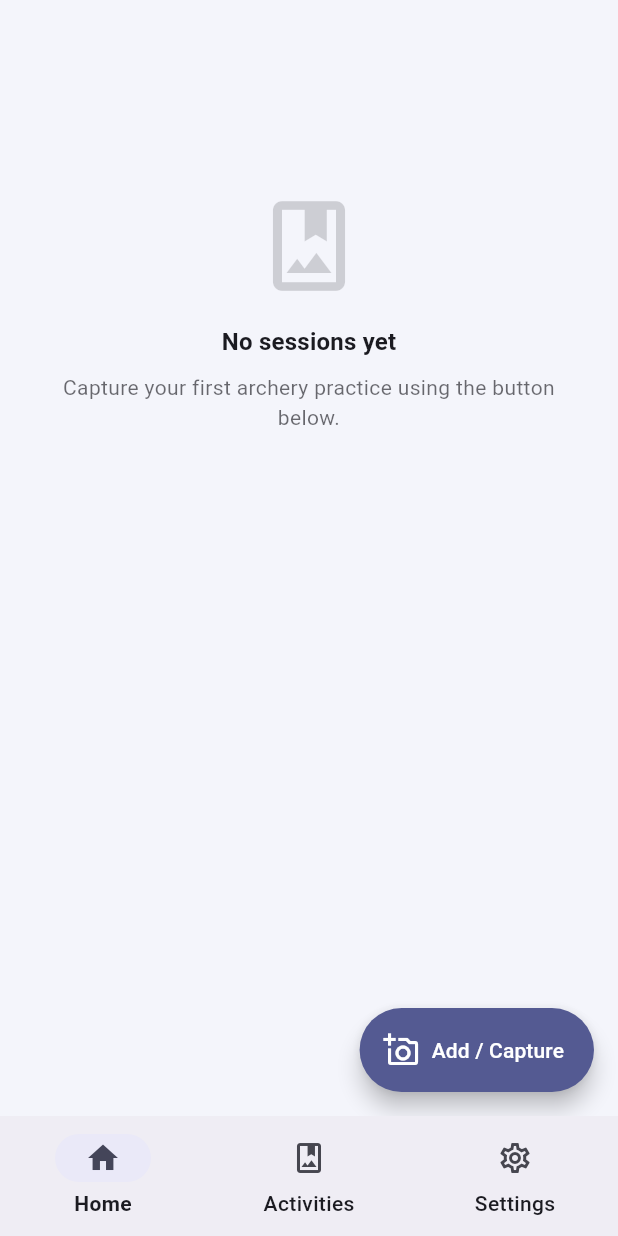
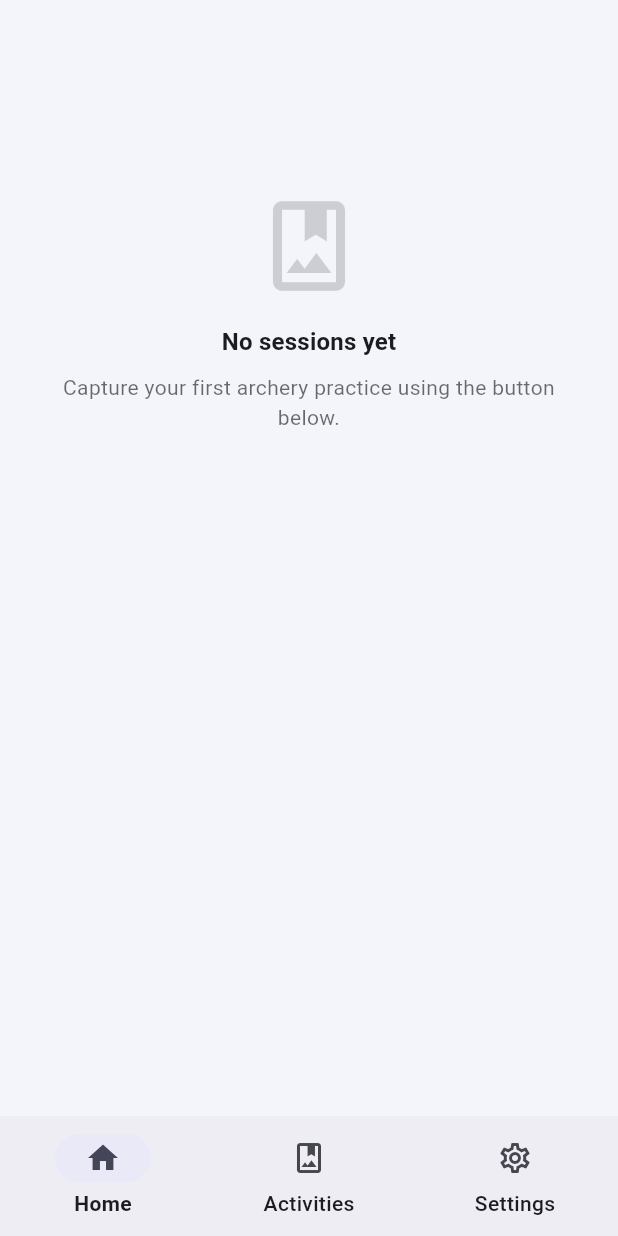
Before and after one commit to Ayaa17/album-flutter-codex, a Flutter app: the screen it shows after launch, on a phone screen of 412 x 824 dp. Run offline on Flutter 3.47's test engine with Material 3 defaults, Android fonts, the phone set to English and light mode, and no system bars; our stand-ins replace equatable, flutter_bloc, image_picker, shared_preferences.

Commit message:
fix: hide home page floating button

```diff
--- a/lib/ui/home/home_page.dart
+++ b/lib/ui/home/home_page.dart
@@ -113,11 +113,12 @@ class _HomePageState extends State<HomePage> {
           },
         ),
       ),
-      floatingActionButton: FloatingActionButton.extended(
-        onPressed: () => _showCreateSheet(context),
-        icon: const Icon(Icons.add_a_photo_outlined),
-        label: const Text('Add / Capture'),
-      ),
+      // floating button
+      // floatingActionButton: FloatingActionButton.extended(
+      //   onPressed: () => _showCreateSheet(context),
+      //   icon: const Icon(Icons.add_a_photo_outlined),
+      //   label: const Text('Add / Capture'),
+      // ),
     );
   }
 
```
